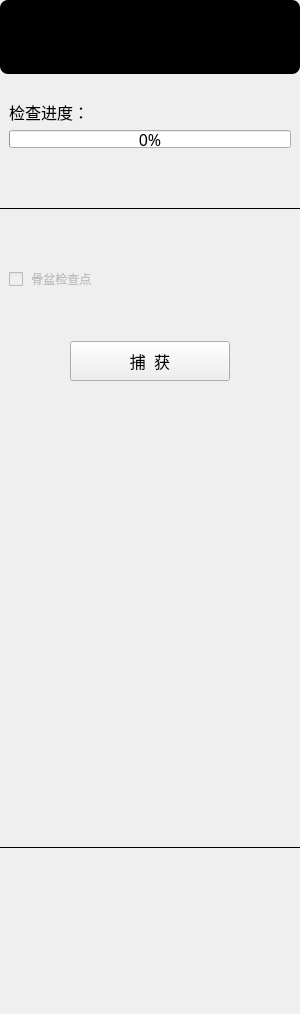
This is Plugins/org.mitk.lancet.pelvismarkerpoint/src/internal/QPelvisMarkerPointControls.ui in zhaomengxiao/LancetMITK-Adition as Qt 5 draws it before an edit. The edited form follows.
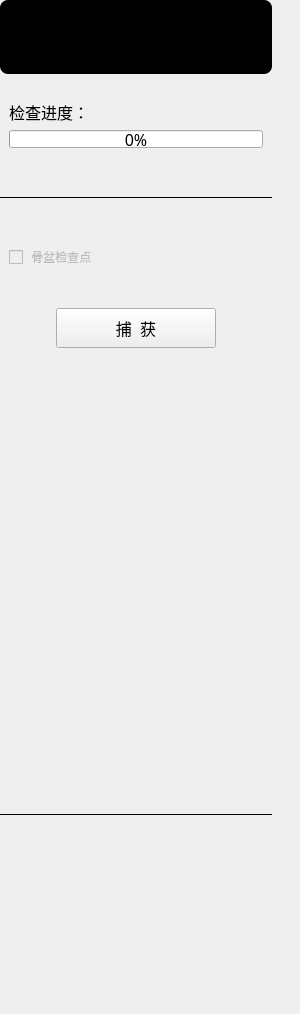
This is the edited form.

```diff
--- a/Plugins/org.mitk.lancet.pelvismarkerpoint/src/internal/QPelvisMarkerPointControls.ui
+++ b/Plugins/org.mitk.lancet.pelvismarkerpoint/src/internal/QPelvisMarkerPointControls.ui
@@ -42,8 +42,8 @@
     <rect>
      <x>0</x>
      <y>0</y>
-     <width>300</width>
-     <height>1014</height>
+     <width>272</width>
+     <height>981</height>
     </rect>
    </property>
    <property name="styleSheet">
@@ -138,6 +138,9 @@
         <property name="styleSheet">
          <string notr="true"/>
         </property>
+        <property name="maximum">
+         <number>10</number>
+        </property>
         <property name="value">
          <number>0</number>
         </property>
@@ -321,15 +324,9 @@
       <property name="styleSheet">
        <string notr="true"/>
       </property>
-      <widget class="QLabel" name="label">
-       <property name="geometry">
-        <rect>
-         <x>2</x>
-         <y>2</y>
-         <width>54</width>
-         <height>16</height>
-        </rect>
-       </property>
+      <layout class="QGridLayout" name="gridLayout">
+       <item row="0" column="0">
+        <widget class="QLabel" name="labelTips">
        <property name="font">
         <font>
          <family>黑体</family>
@@ -340,6 +337,8 @@
         <string/>
        </property>
       </widget>
+       </item>
+      </layout>
      </widget>
     </item>
     <item>
```
Lines whose indentation alone changed are shown as unchanged.
